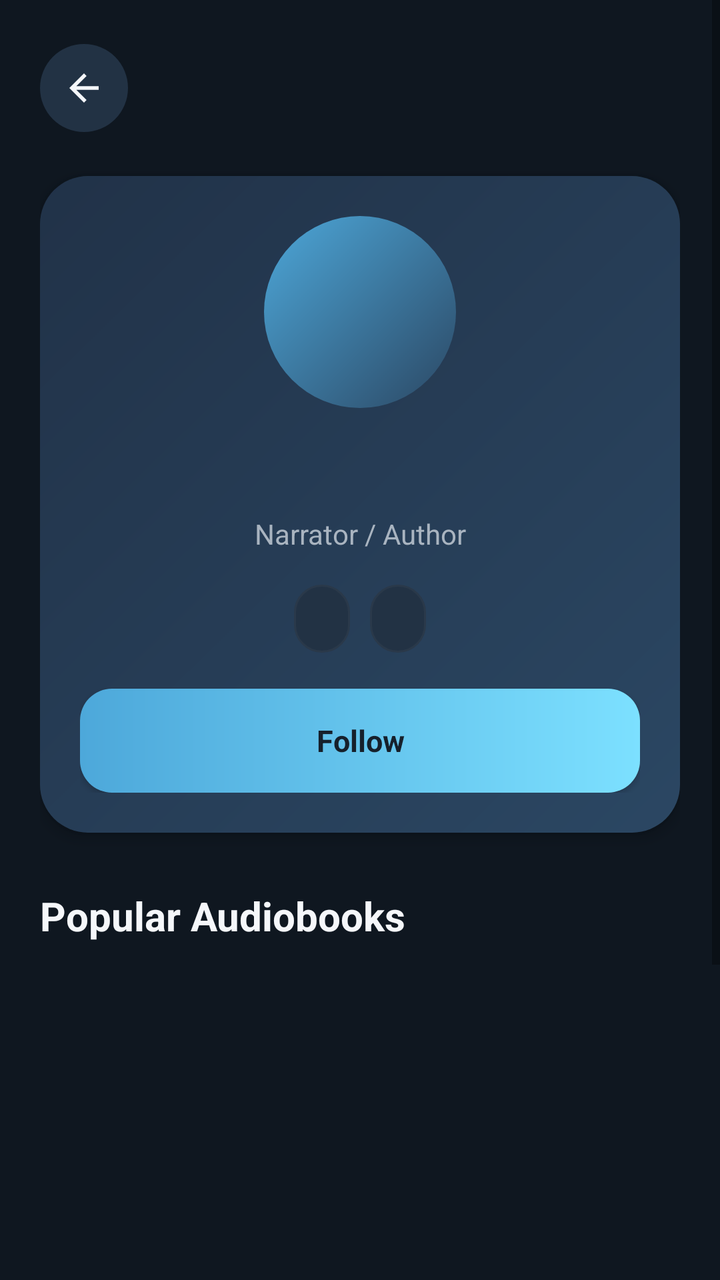
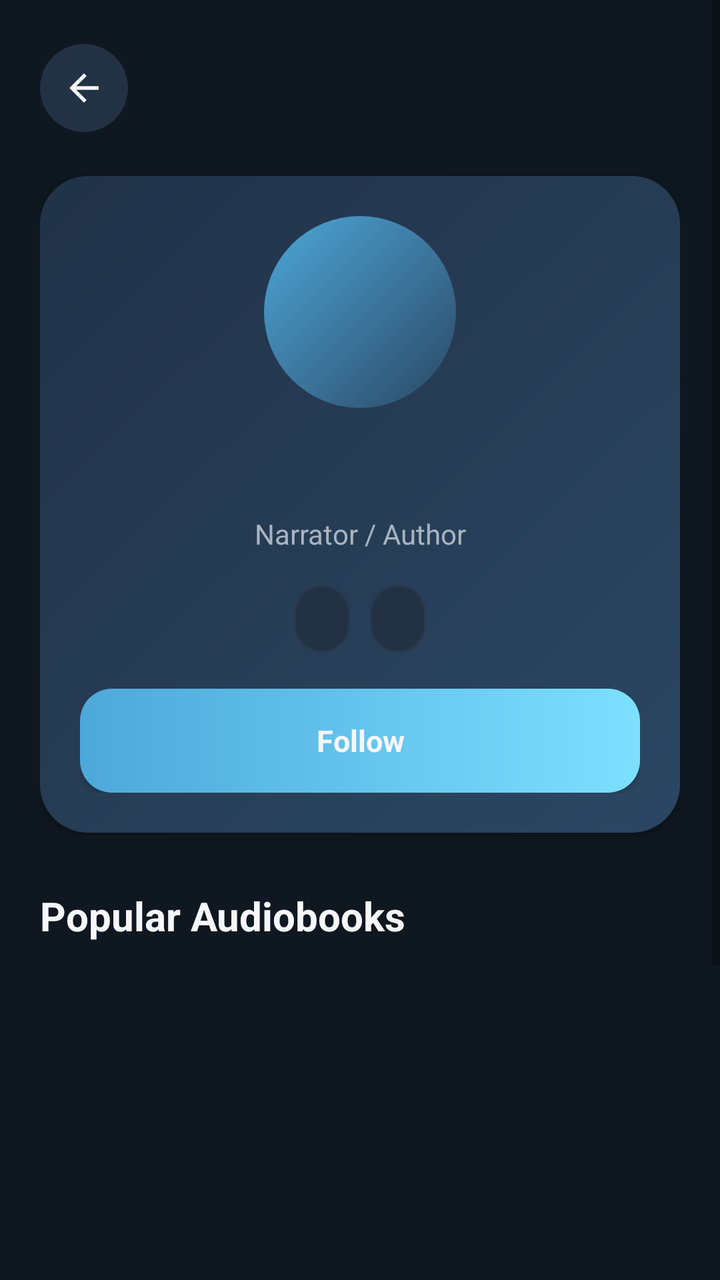

The first picture is an Android layout as it rendered before a commit; the second is the same layout after the commit. The layout source and the unified diff follow.
<!-- AndroidManifest.xml: application theme Theme.Fonosfinal -->
<!-- res/layout/activity_narrator_profile.xml -->
<?xml version="1.0" encoding="utf-8"?>
<ScrollView xmlns:android="http://schemas.android.com/apk/res/android"
    android:layout_width="match_parent"
    android:layout_height="match_parent"
    android:background="@color/background"
    android:fillViewport="true">

    <LinearLayout
        android:layout_width="match_parent"
        android:layout_height="wrap_content"
        android:orientation="vertical"
        android:paddingStart="20dp"
        android:paddingTop="22dp"
        android:paddingEnd="20dp"
        android:paddingBottom="28dp">

        <ImageView
            android:id="@+id/button_narrator_profile_back"
            android:layout_width="44dp"
            android:layout_height="44dp"
            android:background="@drawable/bg_icon_circle"
            android:contentDescription="Back"
            android:padding="11dp"
            android:src="@drawable/ic_back" />

        <LinearLayout
            android:layout_width="match_parent"
            android:layout_height="wrap_content"
            android:layout_marginTop="22dp"
            android:background="@drawable/bg_hero_gradient"
            android:elevation="4dp"
            android:gravity="center_horizontal"
            android:orientation="vertical"
            android:padding="20dp">

            <View
                android:layout_width="96dp"
                android:layout_height="96dp"
                android:background="@drawable/bg_avatar_gradient" />

            <TextView
                android:id="@+id/text_narrator_profile_name"
                android:layout_width="match_parent"
                android:layout_height="wrap_content"
                android:layout_marginTop="16dp"
                android:gravity="center"
                android:textColor="@color/text_primary"
                android:textSize="24sp"
                android:textStyle="bold" />

            <TextView
                android:id="@+id/text_narrator_profile_role"
                android:layout_width="match_parent"
                android:layout_height="wrap_content"
                android:layout_marginTop="5dp"
                android:gravity="center"
                android:text="Narrator / Author"
                android:textColor="@color/text_secondary"
                android:textSize="14sp" />

            <LinearLayout
                android:layout_width="match_parent"
                android:layout_height="wrap_content"
                android:layout_marginTop="16dp"
                android:gravity="center"
                android:orientation="horizontal">

                <TextView
                    android:id="@+id/text_narrator_profile_rating"
                    android:layout_width="wrap_content"
                    android:layout_height="34dp"
                    android:background="@drawable/bg_chip_dark"
                    android:gravity="center"
                    android:paddingStart="14dp"
                    android:paddingEnd="14dp"
                    android:textColor="@color/warning_optional"
                    android:textSize="13sp"
                    android:textStyle="bold" />

                <TextView
                    android:id="@+id/text_narrator_profile_followers"
                    android:layout_width="wrap_content"
                    android:layout_height="34dp"
                    android:layout_marginStart="10dp"
                    android:background="@drawable/bg_chip_dark"
                    android:gravity="center"
                    android:paddingStart="14dp"
                    android:paddingEnd="14dp"
                    android:textColor="@color/accent"
                    android:textSize="13sp"
                    android:textStyle="bold" />
            </LinearLayout>

            <Button
                android:id="@+id/button_narrator_follow"
                android:layout_width="match_parent"
                android:layout_height="52dp"
                android:layout_marginTop="18dp"
                android:background="@drawable/bg_button_accent"
                android:backgroundTint="@null"
                android:text="Follow"
                android:textAllCaps="false"
                android:textColor="@color/primary_variant"
                android:textSize="15sp"
                android:textStyle="bold" />
        </LinearLayout>

        <TextView
            style="@style/FonosHeadingMedium"
            android:layout_marginTop="28dp"
            android:text="Popular Audiobooks" />

        <androidx.recyclerview.widget.RecyclerView
            android:id="@+id/recycler_narrator_books"
            android:layout_width="match_parent"
            android:layout_height="254dp"
            android:layout_marginTop="14dp"
            android:clipToPadding="false"
            android:nestedScrollingEnabled="false"
            android:overScrollMode="never" />

        <TextView
            style="@style/FonosHeadingMedium"
            android:layout_marginTop="26dp"
            android:text="About" />

        <TextView
            android:id="@+id/text_narrator_about"
            style="@style/FonosBodyMuted"
            android:layout_marginTop="10dp"
            android:lineSpacingExtra="3dp" />
    </LinearLayout>
</ScrollView>
<!-- resources referenced by this layout -->
<resources>
  <color name="accent">#7CE0FF</color>
  <color name="background">#0F1720</color>
  <color name="primary_variant">#16202B</color>
  <color name="text_primary">#F5F7FA</color>
  <color name="text_secondary">#A9B4C0</color>
  <color name="warning_optional">#FFB84D</color>
  <!-- drawable bg_avatar_gradient (drawable) -->
  <?xml version="1.0" encoding="utf-8"?>
  <shape xmlns:android="http://schemas.android.com/apk/res/android"
      android:shape="oval">
      <gradient
          android:angle="315"
          android:endColor="@color/card_gradient_end"
          android:startColor="@color/secondary" />
  </shape>
  <!-- drawable bg_button_accent (drawable) -->
  <?xml version="1.0" encoding="utf-8"?>
  <ripple xmlns:android="http://schemas.android.com/apk/res/android"
      android:color="@color/ripple_accent">
      <item>
          <shape>
              <gradient
                  android:angle="0"
                  android:endColor="@color/accent"
                  android:startColor="@color/secondary" />
              <corners android:radius="16dp" />
          </shape>
      </item>
  </ripple>
  <!-- drawable bg_chip_dark (drawable) -->
  <?xml version="1.0" encoding="utf-8"?>
  <ripple xmlns:android="http://schemas.android.com/apk/res/android"
      android:color="@color/ripple_surface">
      <item>
          <shape>
              <solid android:color="@color/chip_bg" />
              <stroke
                  android:width="1dp"
                  android:color="@color/divider" />
              <corners android:radius="20dp" />
          </shape>
      </item>
  </ripple>
  <!-- drawable bg_hero_gradient (drawable) -->
  <?xml version="1.0" encoding="utf-8"?>
  <ripple xmlns:android="http://schemas.android.com/apk/res/android"
      android:color="@color/ripple_accent">
      <item>
          <shape>
              <gradient
                  android:angle="315"
                  android:endColor="@color/card_gradient_end"
                  android:startColor="@color/card_gradient_start" />
              <corners android:radius="24dp" />
          </shape>
      </item>
  </ripple>
  <!-- drawable bg_icon_circle (drawable) -->
  <?xml version="1.0" encoding="utf-8"?>
  <ripple xmlns:android="http://schemas.android.com/apk/res/android"
      android:color="@color/ripple_surface">
      <item>
          <shape android:shape="oval">
              <solid android:color="@color/surface_light" />
          </shape>
      </item>
  </ripple>
  <!-- drawable ic_back (drawable) -->
  <?xml version="1.0" encoding="utf-8"?>
  <vector xmlns:android="http://schemas.android.com/apk/res/android"
      android:width="24dp"
      android:height="24dp"
      android:viewportWidth="24"
      android:viewportHeight="24">
      <path
          android:fillColor="@color/text_primary"
          android:pathData="M20,11H7.83L13.42,5.41L12,4L4,12L12,20L13.42,18.59L7.83,13H20V11Z" />
  </vector>
  <style name="FonosBodyMuted">
          <item name="android:layout_width">match_parent</item>
          <item name="android:layout_height">wrap_content</item>
          <item name="android:textColor">@color/text_secondary</item>
          <item name="android:textSize">14sp</item>
      </style>
  <style name="FonosHeadingMedium">
          <item name="android:layout_width">match_parent</item>
          <item name="android:layout_height">wrap_content</item>
          <item name="android:textColor">@color/text_primary</item>
          <item name="android:textSize">20sp</item>
          <item name="android:textStyle">bold</item>
      </style>
  <style name="Theme.Fonosfinal" parent="Base.Theme.Fonosfinal" />
  <color name="card_gradient_end">#2B4763</color>
  <color name="secondary">#4DA8DA</color>
  <color name="ripple_accent">#337CE0FF</color>
  <color name="ripple_surface">#26334455</color>
  <color name="chip_bg">#223244</color>
  <color name="divider">#2A394A</color>
  <color name="card_gradient_start">#213248</color>
  <color name="surface_light">#223244</color>
  <color name="primary">#1E2A38</color>
  <color name="surface">#182331</color>
  <!-- unchanged entries left out for length: 1 -->
</resources>

<!-- the commit's change to res/layout/activity_narrator_profile.xml (unified diff, before → after) -->
@@ -100,7 +100,7 @@
                 android:backgroundTint="@null"
                 android:text="Follow"
                 android:textAllCaps="false"
-                android:textColor="@color/primary_variant"
+                android:textColor="@color/text_primary"
                 android:textSize="15sp"
                 android:textStyle="bold" />
         </LinearLayout>
